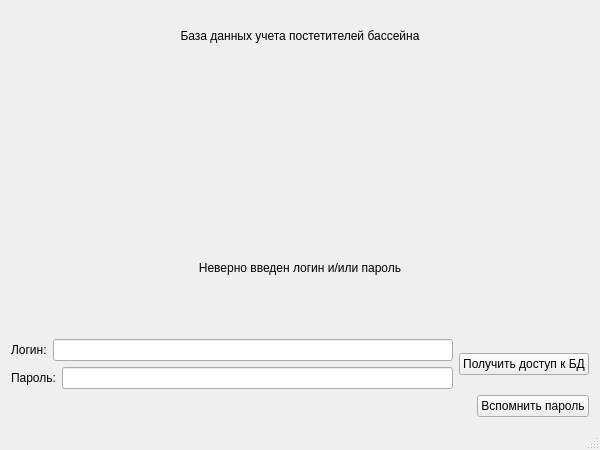
The window that Programming/5_sem (ChMV)/lab6/mainwindow.ui (Anastasia1111/Labs) describes before a commit, drawn with Qt 5.
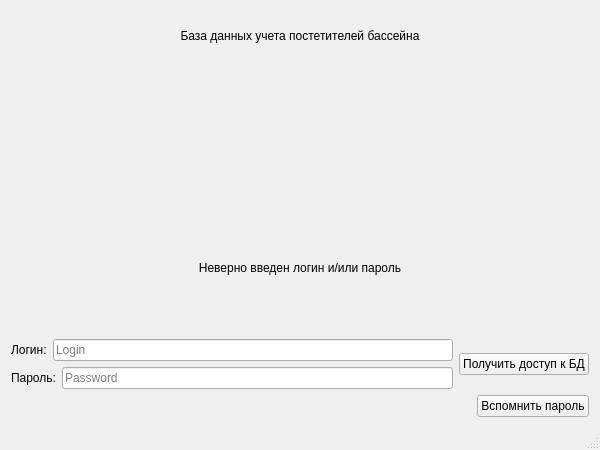
The same window after the commit. Icons and pictures are not drawn.

What changed in the file:
```diff
--- a/Programming/5_sem (ChMV)/lab6/mainwindow.ui
+++ b/Programming/5_sem (ChMV)/lab6/mainwindow.ui
@@ -132,7 +132,11 @@
            </widget>
           </item>
           <item>
-           <widget class="QLineEdit" name="linelogin"/>
+           <widget class="QLineEdit" name="linelogin">
+            <property name="placeholderText">
+             <string>Login</string>
+            </property>
+           </widget>
           </item>
          </layout>
         </item>
@@ -146,7 +150,14 @@
            </widget>
           </item>
           <item>
-           <widget class="QLineEdit" name="linepass"/>
+           <widget class="QLineEdit" name="linepass">
+            <property name="echoMode">
+             <enum>QLineEdit::Password</enum>
+            </property>
+            <property name="placeholderText">
+             <string>Password</string>
+            </property>
+           </widget>
           </item>
          </layout>
         </item>
```
